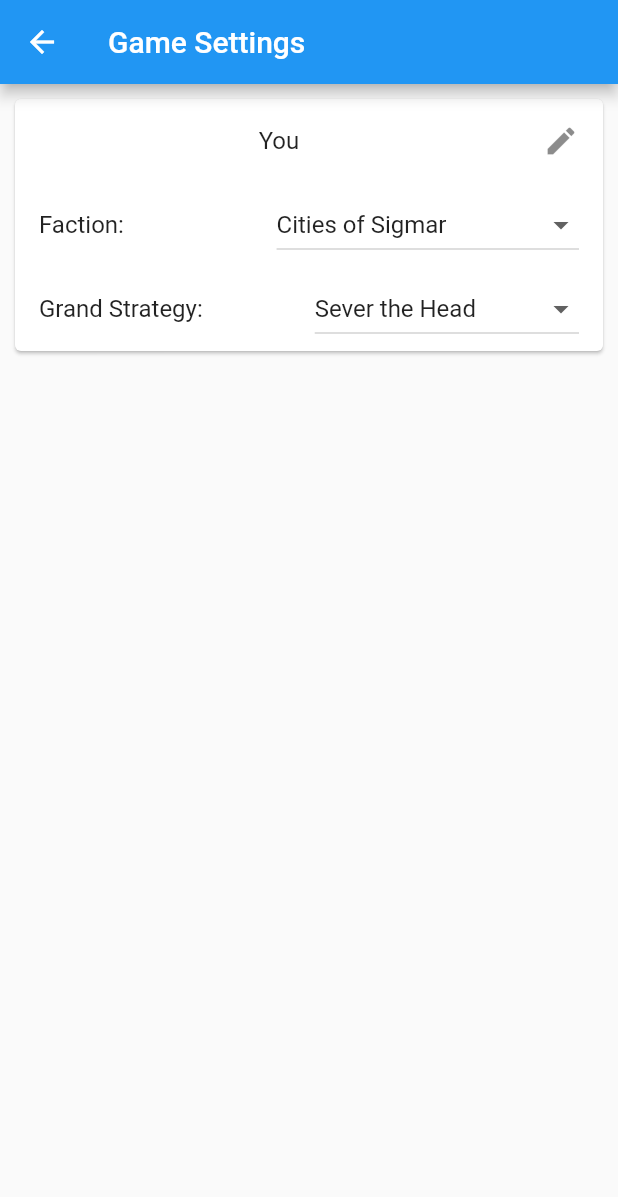
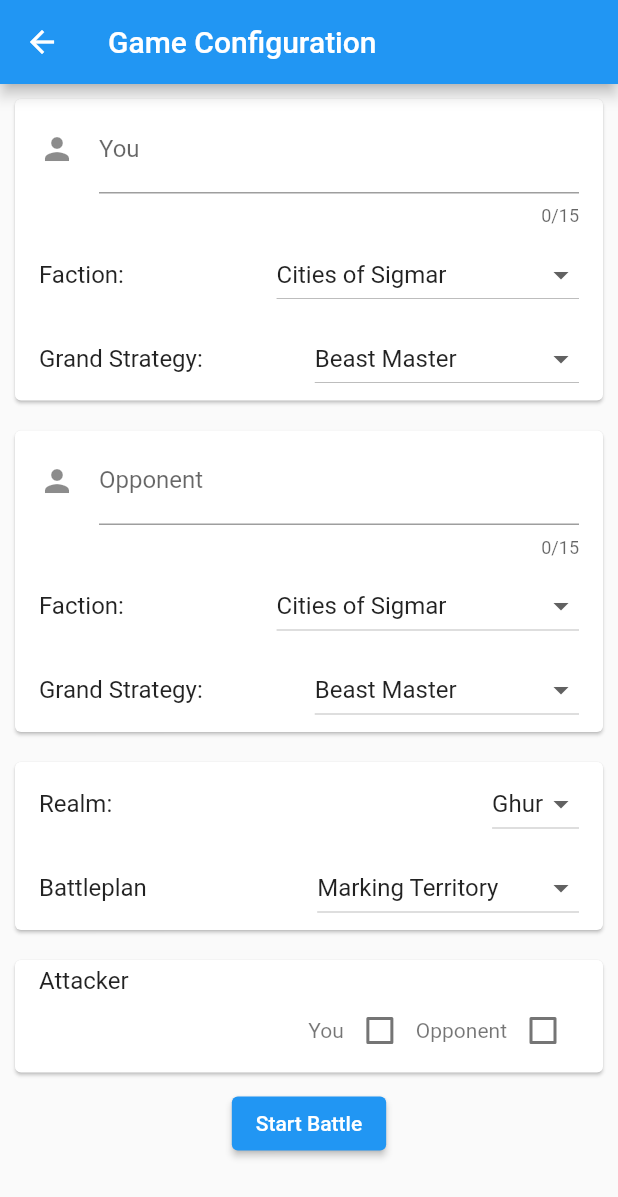
Before and after one commit to Ablanco-ops/aoscompanion, a Flutter app: the GameConfigScreen screen opened by its route, on a phone screen of 412 x 824 dp. Shown: the top 1197 px of the screen. Run offline on Flutter 3.47's test engine with Material 2 defaults, Android fonts, the phone set to English and light mode, and no system bars; generated files the repository leaves out were written again.

Commit message:
game_config_screen done

```diff
--- a/lib/common.dart
+++ b/lib/common.dart
@@ -1,2 +1,4 @@
 export 'package:flutter_gen/gen_l10n/app_localizations.dart';
 export 'package:flutter/material.dart';
+
+enum lang {EN,ES}
--- /dev/null
+++ b/lib/decoration.dart
@@ -0,0 +1,3 @@
+import 'package:aoscompanion/common.dart';
+
+const EdgeInsets gameConfigScreenCardMargin = EdgeInsets.all(10);
--- a/lib/l10n/intl_en.arb
+++ b/lib/l10n/intl_en.arb
@@ -1,6 +1,13 @@
 {
-  "faction": "Faction",
+  "attacker": "Attacker",
+  "battleplan": "Battleplan",
+  "faction": "Faction:",
+  "grand_strategy": "Grand Strategy:",
+  "opponent": "Opponent",
   "pre_game_title": "Game Configuration",
+  "realm": "Realm:",
+  "start": "Start Battle",
   "title": "AOS Companion",
   "you": "You"
+
 }
--- a/lib/l10n/intl_es.arb
+++ b/lib/l10n/intl_es.arb
@@ -1,6 +1,12 @@
 {
-  "faction": "Facción",
+  "attacker": "Atacante",
+  "battleplan": "Battleplan",
+  "faction": "Facción::",
+  "grand_strategy": "Gran Estrategia:",
+  "opponent": "Oponente",
   "pre_game_title": "Configuración de la partida",
+  "realm": "Reino:",
+  "start": "Empezar Batalla",
   "title": "AOS Companion",
   "you": "Tú"
 }
--- a/lib/main.dart
+++ b/lib/main.dart
@@ -1,4 +1,4 @@
-import 'package:aoscompanion/providers/game_config.dart';
+import 'package:aoscompanion/providers/game_config_repository.dart';
 import 'package:aoscompanion/screens/game_config_screen.dart';
 import 'package:flutter/material.dart';
 import 'package:flutter_localizations/flutter_localizations.dart';
--- /dev/null
+++ b/lib/model/battle_tactic.dart
@@ -0,0 +1,6 @@
+class BattleTactic{
+  final int index;
+  final List<String> name;
+
+  BattleTactic(this.index, this.name);
+}
--- /dev/null
+++ b/lib/model/battleplan.dart
@@ -0,0 +1,6 @@
+class BattlePlan{
+  final int index;
+  final String name;
+
+  BattlePlan(this.index, this.name);
+}
--- a/lib/model/grand_strategy.dart
+++ b/lib/model/grand_strategy.dart
@@ -1,6 +1,6 @@
 class GrandStrategy{
   final int index;
-  final String name;
+  final List<String> name;
 
   GrandStrategy(this.index, this.name);
 }
--- /dev/null
+++ b/lib/model/player.dart
@@ -0,0 +1,15 @@
+import 'package:aoscompanion/model/grand_strategy.dart';
+import 'package:aoscompanion/model/turn.dart';
+
+import 'faction.dart';
+
+class Player{
+  final String playerName;
+  final Faction faction;
+  final GrandStrategy grandStrategy;
+  bool grandStrategyDone;
+  late List<Turn> listScoreTurn;
+
+
+  Player({required this.playerName, required this.faction, required this.grandStrategy, this.grandStrategyDone=false});
+}
--- /dev/null
+++ b/lib/model/realm.dart
@@ -0,0 +1,6 @@
+class Realm{
+  final int index;
+  final String name;
+
+  Realm(this.index, this.name);
+}
--- /dev/null
+++ b/lib/model/score.dart
@@ -0,0 +1,16 @@
+import 'package:aoscompanion/model/battleplan.dart';
+import 'package:aoscompanion/model/player.dart';
+
+enum Result{majorVictoryYou, majorVictoryOpponent, minorVictoryYou, minorVictoryOpponent, Deuce}
+
+class Score{
+  final BattlePlan battlePlan;
+  final Player you;
+  final Player opponent;
+  int score;
+  Result result;
+
+
+  Score(this.battlePlan, this.you, this.opponent, this.score, this.result,
+      );
+}
--- /dev/null
+++ b/lib/model/turn.dart
@@ -0,0 +1,11 @@
+import 'package:aoscompanion/model/battle_tactic.dart';
+
+class Turn{
+  int obj1;
+  int obj2;
+  int obj3;
+  int obj4;
+  BattleTactic battleTactic;
+
+  Turn({this.obj1=-1, this.obj2=-1, this.obj3=-1, this.obj4=-1, required this.battleTactic});
+}
--- a/lib/providers/game_config.dart
+++ b/lib/providers/game_config_repository.dart
@@ -1,5 +1,7 @@
+import 'package:aoscompanion/model/battleplan.dart';
 import 'package:aoscompanion/model/faction.dart';
 import 'package:aoscompanion/model/grand_strategy.dart';
+import 'package:aoscompanion/model/realm.dart';
 import 'package:flutter/cupertino.dart';
 
 class GameConfig with ChangeNotifier {
@@ -32,26 +34,48 @@
     Faction(404, "Sons of Behemat")
   ];
   List<GrandStrategy> _strategies = [
-    GrandStrategy(01, "Beast Master"),
-    GrandStrategy(02, "Dominating Presence"),
-    GrandStrategy(03, "Hold the Line"),
-    GrandStrategy(04, "Pillars of Belief"),
-    GrandStrategy(05, "Predator's Domain"),
-    GrandStrategy(06, "Prized Sorcery"),
-    GrandStrategy(07, "Sever the Head"),
-    GrandStrategy(08, "Vendetta"),
+    GrandStrategy(01, ["Beast Master"]),
+    GrandStrategy(02, ["Dominating Presence"]),
+    GrandStrategy(03, ["Hold the Line"]),
+    GrandStrategy(04, ["Pillars of Belief"]),
+    GrandStrategy(05, ["Predator's Domain"]),
+    GrandStrategy(06, ["Prized Sorcery"]),
+    GrandStrategy(07, ["Sever the Head"]),
+    GrandStrategy(08, ["Vendetta"]),
+  ];
+  List<Realm> _realms =[
+    Realm(01,"Ghur")
   ];
 
-  List<String> get factions {
-    List<String> factList = [];
-    _factions.forEach((faction) => factList.add(faction.name));
-    return [...factList];
+  List<BattlePlan> _battlePlans=[
+    BattlePlan(111, "Marking Territory"),
+    BattlePlan(112, "Savage Gains"),
+    BattlePlan(113, "First Blood"),
+    BattlePlan(114, "Power Struggle"),
+    BattlePlan(115, "Survival of the Fittest"),
+    BattlePlan(116, "Tectonic Interference"),
+    BattlePlan(121, "Apex Predators"),
+    BattlePlan(122, "The Vice"),
+    BattlePlan(123, "Tooth and Nail"),
+    BattlePlan(124, "Feral Foray"),
+    BattlePlan(125, "Power in Numbers"),
+    BattlePlan(126, "The Veins of Ghur"),
+  ];
+
+  List<Realm> get realms {
+    return _realms;
   }
 
-  List<String> get strategies {
-    List<String> stList = [];
-    _strategies.forEach((strategy) => stList.add(strategy.name));
-    return [...stList];
-    //return [..._strategies];
+  List<BattlePlan> get battlePlans{
+    return _battlePlans;
   }
+
+  List<Faction> get factions {
+    return _factions;
+  }
+
+  List<GrandStrategy> get strategies {
+    return [..._strategies];
+  }
+
 }
--- a/lib/screens/game_config_screen.dart
+++ b/lib/screens/game_config_screen.dart
@@ -1,77 +1,34 @@
-import 'package:aoscompanion/providers/game_config.dart';
+import 'package:aoscompanion/common.dart';
+import 'package:aoscompanion/widgets/attacker_config_card.dart';
+import 'package:aoscompanion/widgets/battleplan_card.dart';
+import 'package:aoscompanion/widgets/player_config_card.dart';
 import 'package:flutter/material.dart';
-import 'package:provider/provider.dart';
 
-class GameConfigScreen extends StatefulWidget {
+class GameConfigScreen extends StatelessWidget {
   static const routeName = "/PreGame";
 
   @override
-  _GameConfigScreenState createState() => _GameConfigScreenState();
-}
-
-class _GameConfigScreenState extends State<GameConfigScreen> {
-  String _chosenFaction = 'Cities of Sigmar';
-  String _chosenStrategy = 'Sever the Head';
-
-  @override
   Widget build(BuildContext context) {
-    final game = Provider.of<GameConfig>(context);
-
     return Scaffold(
+      //resizeToAvoidBottomInset: false,
       appBar: AppBar(
-        title: Text('Game Settings'),
+        title: Text(AppLocalizations.of(context)!.pre_game_title),
       ),
-      body: Column(
-        children: [
-          Card(
-              margin: const EdgeInsets.all(10),
-              child: Column(
-                children: [
-                  ListTile(
-                    title: Center(child: Text('You')),
-                    trailing: Icon(Icons.edit),
-                  ),
-                  ListTile(
-                    title: Text('Faction: '),
-                    trailing: DropdownButton(
-                      value: _chosenFaction,
-                      items: game.factions
-                          .map<DropdownMenuItem<String>>((String value) {
-                        return DropdownMenuItem<String>(
-                          value: value,
-                          child: Text(value),
-                        );
-                      }).toList(),
-                      onChanged: (String? value) {
-                        print(value);
-                        setState(() {
-                          _chosenFaction = value!;
-                        });
-                      },
-                    ),
-                  ),
-                  ListTile(
-                    title: Text('Grand Strategy: '),
-                    trailing: DropdownButton(
-                      value: _chosenStrategy,
-                      items: game.strategies
-                          .map<DropdownMenuItem<String>>((String value) {
-                        return DropdownMenuItem<String>(
-                          value: value,
-                          child: Text(value),
-                        );
-                      }).toList(),
-                      onChanged: (String? value) {
-                        print(value);
-                        setState(() {
-                          _chosenStrategy = value!;
-                        });
-                      },
-                    ),
-                  )
-                ],
-              ))
-        ],
+      body: SingleChildScrollView(
+        child: Column(
+          children: [
+            GameConfigCard(AppLocalizations.of(context)!.you),
+            GameConfigCard(AppLocalizations.of(context)!.opponent),
+            BattleplanCard(),
+            AttackerConfigCard(),
+            ElevatedButton(
+              onPressed: () {},
+              child: Text(
+                AppLocalizations.of(context)!.start,
+              ),
+            ),
+          ],
+        ),
       ),
     );
   }
--- /dev/null
+++ b/lib/widgets/attacker_config_card.dart
@@ -0,0 +1,32 @@
+import 'package:aoscompanion/decoration.dart';
+
+import '../common.dart';
+
+class AttackerConfigCard extends StatefulWidget {
+  @override
+  _AttackerConfigCardState createState() => _AttackerConfigCardState();
+}
+
+class _AttackerConfigCardState extends State<AttackerConfigCard> {
+  @override
+  Widget build(BuildContext context) {
+    return Card(
+      margin: gameConfigScreenCardMargin,
+      child: ListTile(
+        title: Text(AppLocalizations.of(context)!.attacker),
+        subtitle: Container(
+          width: 100,
+          child: Row(
+            mainAxisAlignment: MainAxisAlignment.end,
+            children: [
+              Text(AppLocalizations.of(context)!.you),
+              Checkbox(value: false, onChanged: (value){}),
+              Text(AppLocalizations.of(context)!.opponent),
+              Checkbox(value: false, onChanged: (value){}),
+            ],
+          ),
+        ),
+      ),
+    );
+  }
+}
--- /dev/null
+++ b/lib/widgets/battleplan_card.dart
@@ -0,0 +1,62 @@
+import 'package:aoscompanion/model/battleplan.dart';
+import 'package:aoscompanion/model/realm.dart';
+import 'package:aoscompanion/providers/game_config_repository.dart';
+import 'package:provider/provider.dart';
+
+import '../common.dart';
+import '../decoration.dart';
+
+class BattleplanCard extends StatefulWidget {
+  @override
+  State<BattleplanCard> createState() => _BattleplanCardState();
+}
+
+class _BattleplanCardState extends State<BattleplanCard> {
+  Realm? _chosenRealm;
+  BattlePlan? _chosenBattlePlan;
+
+  @override
+  Widget build(BuildContext context) {
+    final game = Provider.of<GameConfig>(context, listen: false);
+    return Card(
+      margin:  gameConfigScreenCardMargin,
+      child: Column(
+        children: [
+          ListTile(
+            title: Text(AppLocalizations.of(context)!.realm),
+            trailing: DropdownButton(
+                value: _chosenRealm ??= game.realms[0],
+                onChanged: (Realm? newValue) {
+                  setState(() {
+                    _chosenRealm = newValue;
+                  });
+                },
+                items: game.realms.map<DropdownMenuItem<Realm>>((Realm value) {
+                  return DropdownMenuItem<Realm>(
+                    value: value,
+                    child: Text(value.name),
+                  );
+                }).toList()),
+          ),
+          ListTile(
+            title: Text(AppLocalizations.of(context)!.battleplan),
+            trailing: DropdownButton(
+                value: _chosenBattlePlan ??= game.battlePlans[0],
+                onChanged: (BattlePlan? newValue) {
+                  setState(() {
+                    _chosenBattlePlan = newValue;
+                  });
+                },
+                items: game.battlePlans
+                    .map<DropdownMenuItem<BattlePlan>>((BattlePlan value) {
+                  return DropdownMenuItem(
+                    value: value,
+                    child: Text(value.name),
+                  );
+                }).toList()),
+          )
+        ],
+      ),
+    );
+  }
+}
--- /dev/null
+++ b/lib/widgets/player_config_card.dart
@@ -0,0 +1,91 @@
+import 'package:aoscompanion/model/faction.dart';
+import 'package:aoscompanion/model/grand_strategy.dart';
+import 'package:aoscompanion/providers/game_config_repository.dart';
+import 'package:provider/provider.dart';
+
+import '../common.dart';
+import '../decoration.dart';
+
+class GameConfigCard extends StatefulWidget {
+  final String name;
+
+
+  GameConfigCard(this.name);
+
+  @override
+  State<GameConfigCard> createState() => _GameConfigCardState();
+}
+
+class _GameConfigCardState extends State<GameConfigCard> {
+  Faction? _chosenFaction;
+  GrandStrategy? _chosenStrategy;
+  String? newName;
+
+  @override
+  Widget build(BuildContext context) {
+    final game = Provider.of<GameConfig>(context, listen: false);
+
+    return Card(
+      margin:  gameConfigScreenCardMargin,
+      child: Column(
+        children: [
+          ListTile(
+            title: Center(
+              child: TextField(
+                maxLength: 15,
+                decoration: InputDecoration(
+                  icon: Icon(Icons.person),
+                  labelText: widget.name,
+                ),
+                onChanged: (value) {
+                  setState(() {
+                    newName = value;
+                    debugPrint(newName);
+                  });
+                },
+              ),
+            ),
+          ),
+          ListTile(
+            title: Text(AppLocalizations.of(context)!.faction),
+            trailing: DropdownButton(
+              value: _chosenFaction ??= game.factions[0],
+              items:
+                  game.factions.map<DropdownMenuItem<Faction>>((Faction value) {
+                return DropdownMenuItem<Faction>(
+                  value: value,
+                  child: Text(value.name),
+                );
+              }).toList(),
+              onChanged: (Faction? value) {
+                debugPrint(value!.name);
+                setState(() {
+                  _chosenFaction = value;
+                });
+              },
+            ),
+          ),
+          ListTile(
+            title: Text(AppLocalizations.of(context)!.grand_strategy),
+            trailing: DropdownButton(
+              value: _chosenStrategy ??= game.strategies[0],
+              items: game.strategies
+                  .map<DropdownMenuItem<GrandStrategy>>((GrandStrategy value) {
+                return DropdownMenuItem<GrandStrategy>(
+                  value: value,
+                  child: Text(value.name[0]),
+                );
+              }).toList(),
+              onChanged: (GrandStrategy? value) {
+                debugPrint(value!.name[0]);
+                setState(() {
+                  _chosenStrategy = value;
+                });
+              },
+            ),
+          )
+        ],
+      ),
+    );
+  }
+}
```
Also changed, not shown: lib/generated/intl/messages_en.dart, lib/generated/intl/messages_es.dart, lib/generated/l10n.dart, lib/providers/pre_game_settings.dart (added).
